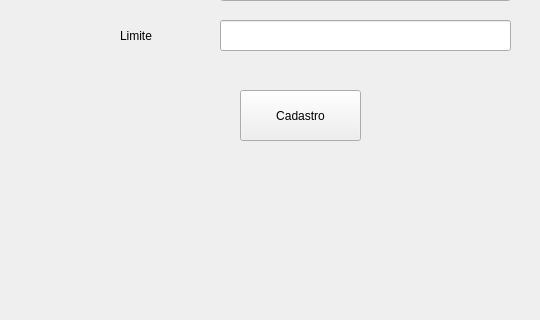
Old version of the form interfaceBanco/tela_cadastro_conta.ui in the repository aleffericlys/Banco; both pictures show x 0 to 540 and y 160 to 480 of the 640 by 480 pixel window.
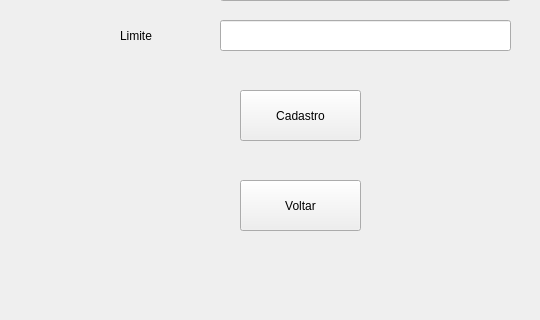
New version of the form.

```diff
--- a/interfaceBanco/tela_cadastro_conta.ui
+++ b/interfaceBanco/tela_cadastro_conta.ui
@@ -114,6 +114,19 @@
      </rect>
     </property>
    </widget>
+   <widget class="QPushButton" name="pushButton_2">
+    <property name="geometry">
+     <rect>
+      <x>240</x>
+      <y>340</y>
+      <width>121</width>
+      <height>51</height>
+     </rect>
+    </property>
+    <property name="text">
+     <string>Voltar</string>
+    </property>
+   </widget>
   </widget>
   <widget class="QMenuBar" name="menubar">
    <property name="geometry">
```
Left out of the diff: 2 changed lines with no effect on the pictures.
